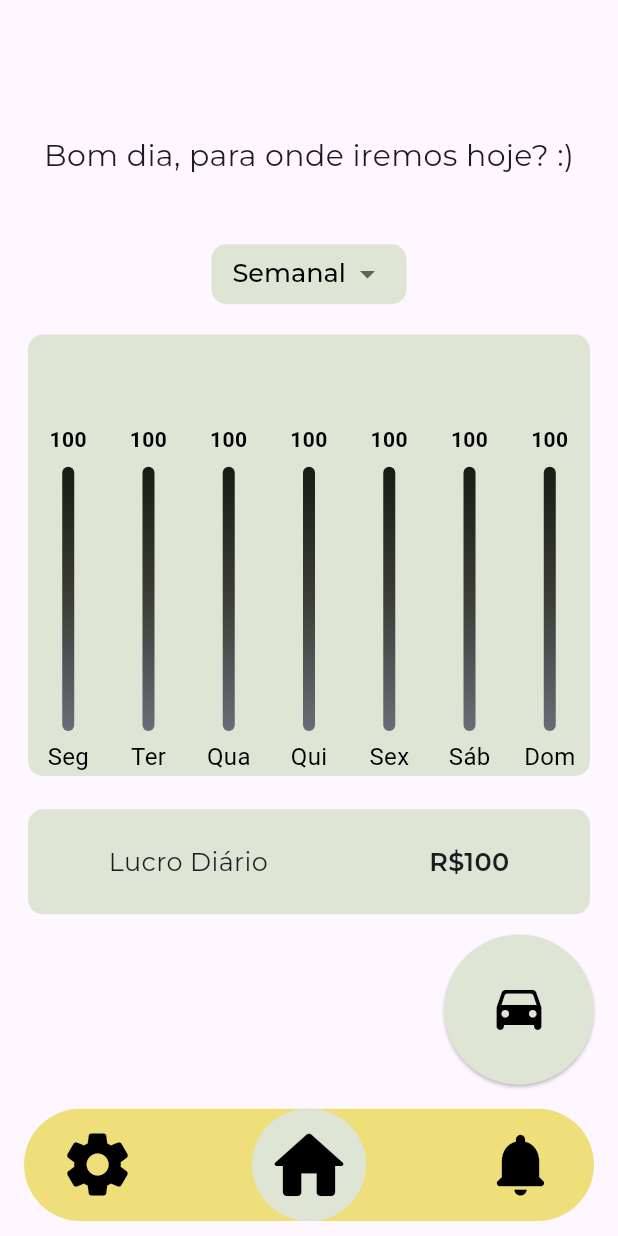
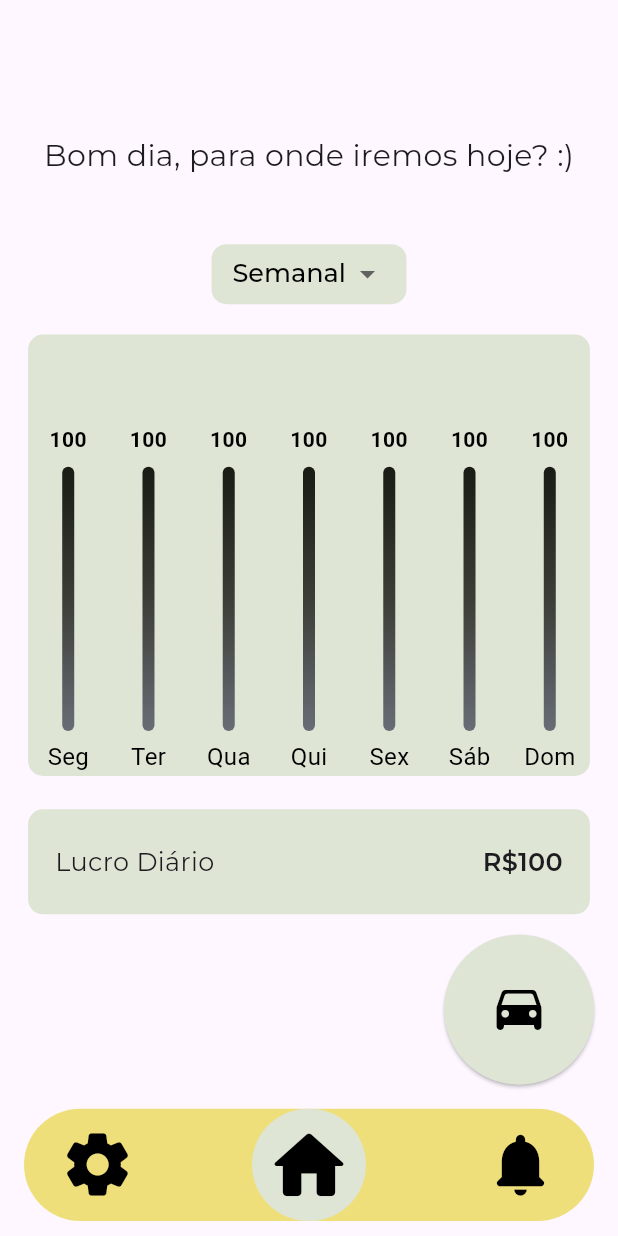
Before and after one commit to Merenciou/Lucrao, a Flutter app: the screen it shows after launch, on a phone screen of 412 x 824 dp. Run offline on Flutter 3.47's test engine with Material 3 defaults, Android fonts, the light colour scheme and no system bars; drawn by our look-alikes of fl_chart; our stand-ins replace google_fonts.

Commit message:
layout changes in texts

```diff
--- a/lib/screens/home_screen/home_page.dart
+++ b/lib/screens/home_screen/home_page.dart
@@ -124,8 +124,10 @@ class _HomePageState extends State<HomePage> {
                     borderRadius: BorderRadius.all(Radius.circular(10)),
                     color: Color(0xFFDEE5D4),
                   ),
+                  child: Padding(
+                    padding: const EdgeInsets.symmetric(horizontal: 18),
                     child: Row(
-                    mainAxisAlignment: MainAxisAlignment.spaceAround,
+                      mainAxisAlignment: MainAxisAlignment.spaceBetween,
                       children: [
                         Text(
                           ChartTemporalController.instance.chartIndex == 0
@@ -145,6 +147,7 @@ class _HomePageState extends State<HomePage> {
                     ),
                   ),
                 ),
+              ),
             ],
           ),
         ),
```
Lines whose indentation alone changed are shown as unchanged.
